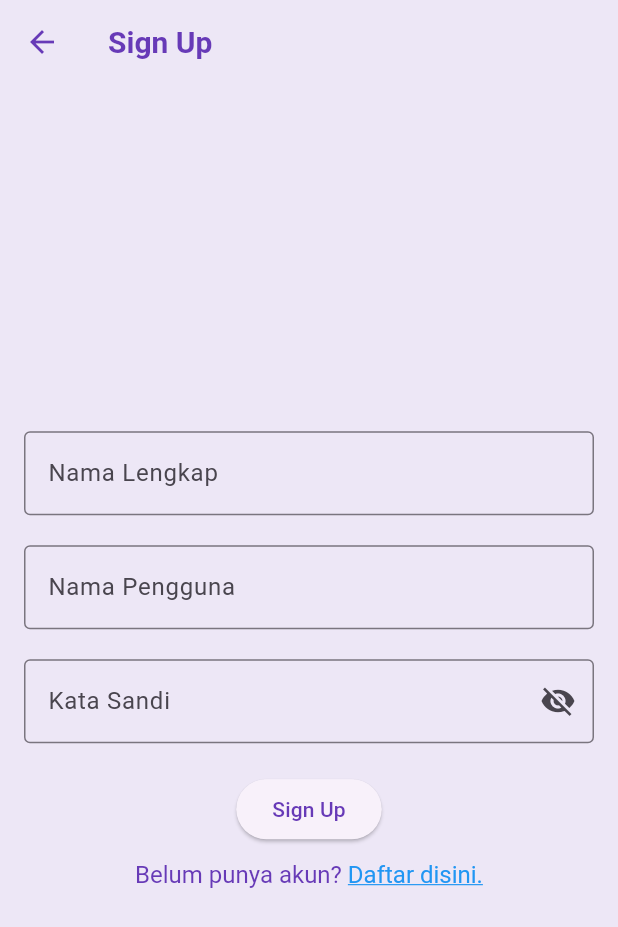
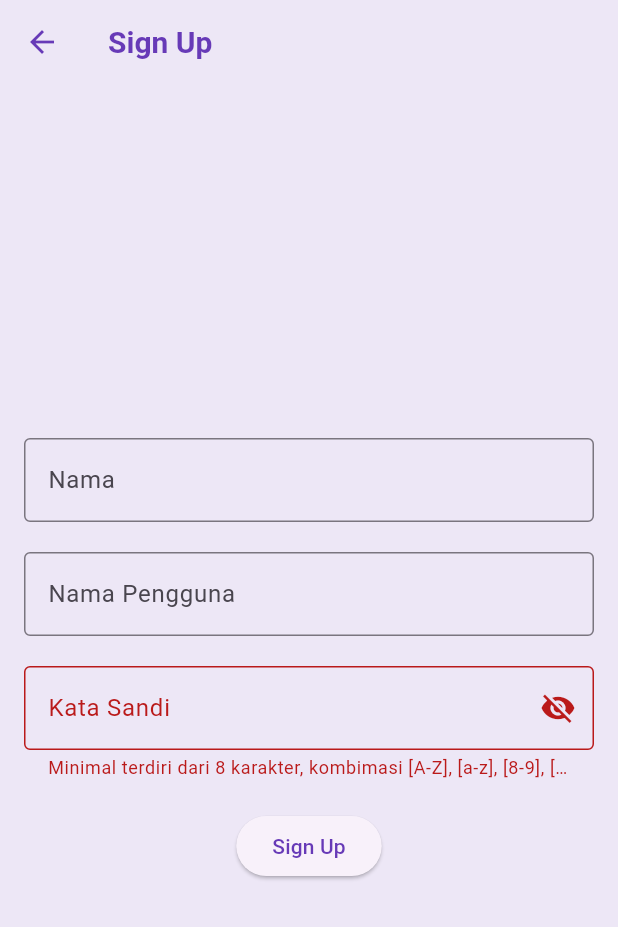
Before and after one commit to RevinaTrisnaAini/wisata_candi-Revina-, a Flutter app: the SignUpScreen screen opened by its route, after a tap on "Sign Up", on a phone screen of 412 x 824 dp. Shown: the top 927 px of the screen. Run offline on Flutter 3.47's test engine with Material 3 defaults, Android fonts, the phone set to English and light mode, and no system bars; our stand-ins replace cached_network_image, shared_preferences; accounts and stored records are empty.

Commit message:
pertemuan 22

```diff
--- a/lib/main.dart
+++ b/lib/main.dart
@@ -55,7 +55,7 @@ class MyApp extends StatelessWidget {
       // home: const SignInScreen(),
       // home: const SearchScreen(),
       // home: const HomeScreen(),
-      // home: const SignUpScreen(),
+      //home: const SignUpScreen(),
     );
   }
 }
--- a/lib/screen/profile_screen.dart
+++ b/lib/screen/profile_screen.dart
@@ -13,6 +13,11 @@ class _ProfileScreenState extends State<ProfileScreen> {
   String fullName ='';
   String userName = '';
   int favoriteCandiCount= 0;
+  late Color iconColor;
+
+  void signIn(){
+    Navigator.pushNamed(context, '/signin');
+  }
   @override
   Widget build(BuildContext context) {
     return Scaffold(
--- a/lib/screen/sign_in_screen.dart
+++ b/lib/screen/sign_in_screen.dart
@@ -15,10 +15,10 @@ class _SignInScreenState extends State<SignInScreen> {
   final TextEditingController _passwordCintroller = TextEditingController();
 
   String _errorText ='';
+  bool _isSignnedIn = false;
+  bool _obscurePassword = true;
 
-  bool _isSignnedIn = false;
-
-  bool _obscurePassword = true;
+  void _signIn() async {}
 
   @override
   Widget build(BuildContext context) {
@@ -84,7 +84,9 @@ class _SignInScreenState extends State<SignInScreen> {
                             fontSize: 16
                           ),
                           recognizer: TapGestureRecognizer()
-                            ..onTap = (){},
+                            ..onTap = (){
+                            Navigator.pushNamed(context, '/signup');
+                            },
                         )
                       ]
                     ))
--- a/lib/screen/sign_up_screen.dart
+++ b/lib/screen/sign_up_screen.dart
@@ -1,48 +1,85 @@
 import 'package:flutter/material.dart';
-
+import 'package:flutter/gestures.dart';
+import 'package:shared_preferences/shared_preferences.dart';
 class SignUpScreen extends StatefulWidget {
   const SignUpScreen({super.key});
 
   @override
   State<SignUpScreen> createState() => _SignUpScreenState();
 }
+
 class _SignUpScreenState extends State<SignUpScreen> {
-  // TODO: 1. PDeklarasikan variabel
+  final TextEditingController _nameController = TextEditingController();
   final TextEditingController _usernameController = TextEditingController();
-
-  final TextEditingController _passswordController = TextEditingController();
+  final TextEditingController _passwordController = TextEditingController();
 
   String _errorText = '';
-  bool _isSignedIn = false;
+
   bool _obscurePassword = true;
+
+  // TODO: 1. Membuat fungsi _signUp
+  void _signUp() async {
+    final SharedPreferences prefs = await SharedPreferences.getInstance();
+    final String name = _nameController.text.trim();
+    final String username = _usernameController.text.trim();
+    final String password = _passwordController.text.trim();
+
+    if (password.length < 8 ||
+        !password.contains(RegExp(r'[A-Z]')) ||
+        !password.contains(RegExp(r'[a-z]')) ||
+        !password.contains(RegExp(r'[0-9]')) ||
+        !password.contains(RegExp(r'[!@#$%^&*(),.?":{}|<>]'))){
+      print('*** Sign up berhasil!');
+    print('Nama : $name');
+    print('Nama Pengguna : $username');
+    print('Password : $password');
+
+      setState(() {
+        _errorText =
+        'Minimal terdiri dari 8 karakter, kombimasi [A-Z], [a-z], [8-9], [!@#\\\$%^&*().,?":{}';
+      });
+      return;
+    };
+
+    // simpan data pengguna di SheredPreferences
+    prefs.setString('fulname', name);
+    prefs.setString('username', username);
+    prefs.setString('password', password);
+
+    //buat navigasi ke SignScreen
+    Navigator.pushReplacementNamed(context, '/signin');
+  }
+
+  // TODO: 2. Membuat fungsi dispose
+  @override
+  void dispose() {
+    // TODO: Implement dispose
+    super.dispose();
+  }
 
   @override
   Widget build(BuildContext context) {
     return Scaffold(
-      // TODO: 2. Pasang AppBar
-      appBar: AppBar(title: Text('Sign Up'),),
-      // TODO: 3. Pasang Body
+      appBar: AppBar(
+        title: const Text('Sign Up'),
+      ),
       body: Center(
         child: SingleChildScrollView(
           child: Padding(
-            padding : const EdgeInsets.all(16),
+            padding: const EdgeInsets.all(16),
             child: Form(
               child: Column(
-                // TODO: 4. Atur mainAxisAligment dan crossAxisAligment
+                crossAxisAlignment: CrossAxisAlignment.center,
                 mainAxisAlignment: MainAxisAlignment.center,
-                crossAxisAlignment: CrossAxisAlignment.center,
                 children: [
-
-                  // TODO: 5. Pasang TextFormField Nama Lengkap
                   TextFormField(
-                    controller: _usernameController,
+                    controller: _nameController,
                     decoration: InputDecoration(
-                      labelText: "Nama Lengkap",
+                      labelText: "Nama",
                       border: OutlineInputBorder(),
                     ),
                   ),
-                  // TODO: 6. Pasang TextFormField Nama Pengguna
-                  SizedBox(height: 20),
+                  const SizedBox(height: 20),
                   TextFormField(
                     controller: _usernameController,
                     decoration: InputDecoration(
@@ -50,11 +87,9 @@ class _SignUpScreenState extends State<SignUpScreen> {
                       border: OutlineInputBorder(),
                     ),
                   ),
-
-                  // TODO: 7. Pasang TextFormField Kata Sandi
-                  SizedBox(height: 20),
+                  const SizedBox(height: 20),
                   TextFormField(
-                    controller: _passswordController,
+                    controller: _passwordController,
                     decoration: InputDecoration(
                       labelText: "Kata Sandi",
                       errorText: _errorText.isNotEmpty ? _errorText : null,
@@ -66,39 +101,16 @@ class _SignUpScreenState extends State<SignUpScreen> {
                           });
                         },
                         icon: Icon(
-                          _obscurePassword ? Icons.visibility_off
+                          _obscurePassword
+                              ? Icons.visibility_off
                               : Icons.visibility,
-                        ),),
+                        ),
+                      ),
                     ),
                     obscureText: _obscurePassword,
                   ),
-                  // TODO: 8. Pasang TextFormButton Sign In
-                  SizedBox(height: 20),
-                  ElevatedButton(
-                      onPressed: (){},
-                      child: Text('Sign Up')),
-                  // TODO: 9. Pasang TextButton Sign Up
-                  SizedBox(height: 10),
-                  // Alternatif
-                  // TextButton(
-                  //     onPressed: (){},
-                  //     child: Text('Belum punya akun? Daftar disini.')),
-                  RichText(
-                    text: TextSpan(
-                      text: 'Belum punya akun? ',
-                      style: TextStyle(fontSize: 16, color: Colors.deepPurple),
-                      children: <TextSpan> [
-                        TextSpan(
-                          text: 'Daftar disini.',
-                          style: TextStyle(
-                              color: Colors.blue,
-                              decoration: TextDecoration.underline,
-                              fontSize: 16
-                          ),
-                        ),
-                      ],
-                    ),
-                  ),
+                  const SizedBox(height: 20),
+                  ElevatedButton(onPressed: _signUp, child: Text('Sign Up')),
                 ],
               ),
             ),
--- a/pubspec.yaml
+++ b/pubspec.yaml
@@ -36,6 +36,7 @@ dependencies:
   # Use with the CupertinoIcons class for iOS style icons.
   cupertino_icons: ^1.0.6
   cached_network_image: ^3.4.1
+  shared_preferences: ^2.3.3
 
 dev_dependencies:
   flutter_test:
```
Also changed, not shown: pubspec.lock.
